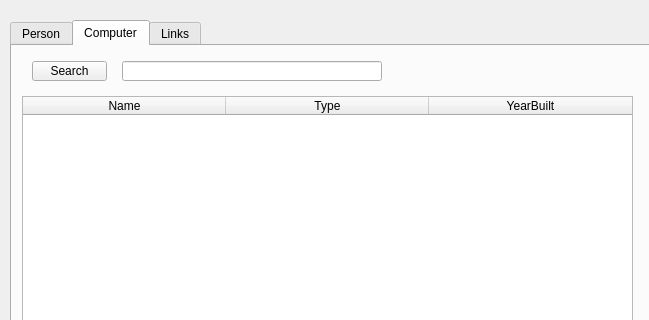
Qt form Widget/displaylist.ui (Ladanvini/VLN1-Hopur-5) before a commit; both pictures show x 0 to 649 and y 0 to 320 of the 649 by 543 pixel window.
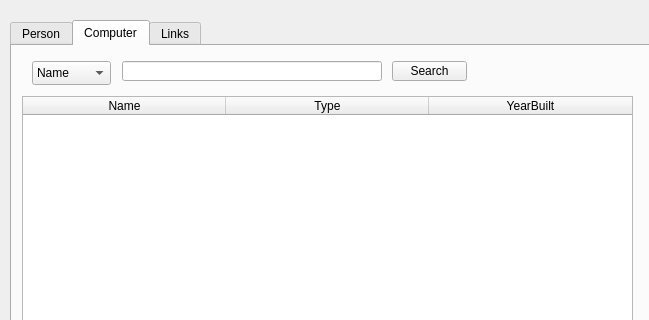
The same form after that commit. The open tabs and pages were chosen to show the change.

Commit message: Fixed the search bars

```diff
--- a/Widget/displaylist.ui
+++ b/Widget/displaylist.ui
@@ -270,7 +270,7 @@
     <widget class="QPushButton" name="input_SearchComp">
      <property name="geometry">
       <rect>
-       <x>20</x>
+       <x>380</x>
        <y>15</y>
        <width>75</width>
        <height>20</height>
@@ -290,6 +290,31 @@
       </rect>
      </property>
     </widget>
+    <widget class="QComboBox" name="cB_SearchForComp">
+     <property name="geometry">
+      <rect>
+       <x>20</x>
+       <y>15</y>
+       <width>79</width>
+       <height>24</height>
+      </rect>
+     </property>
+     <item>
+      <property name="text">
+       <string>Name</string>
+      </property>
+     </item>
+     <item>
+      <property name="text">
+       <string>Type</string>
+      </property>
+     </item>
+     <item>
+      <property name="text">
+       <string>Year Built</string>
+      </property>
+     </item>
+    </widget>
    </widget>
    <widget class="QWidget" name="tLinks">
     <attribute name="title">
```
Left out of the diff: 51 changed lines with no effect on the pictures. The commit also changes 3 other files.
